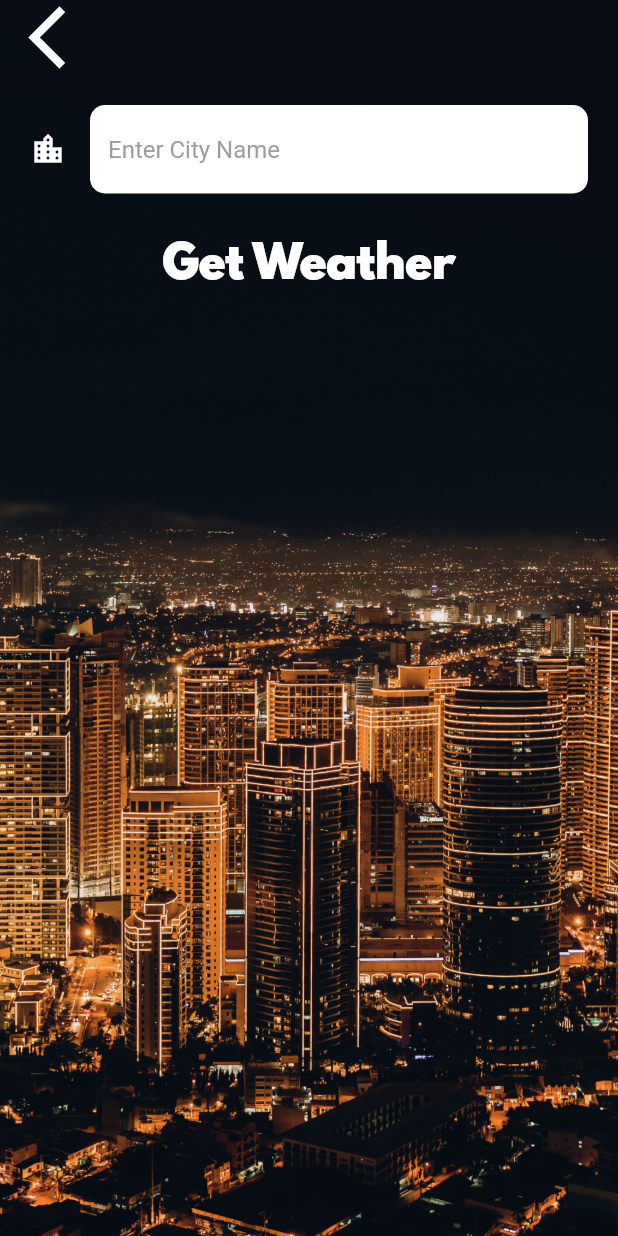
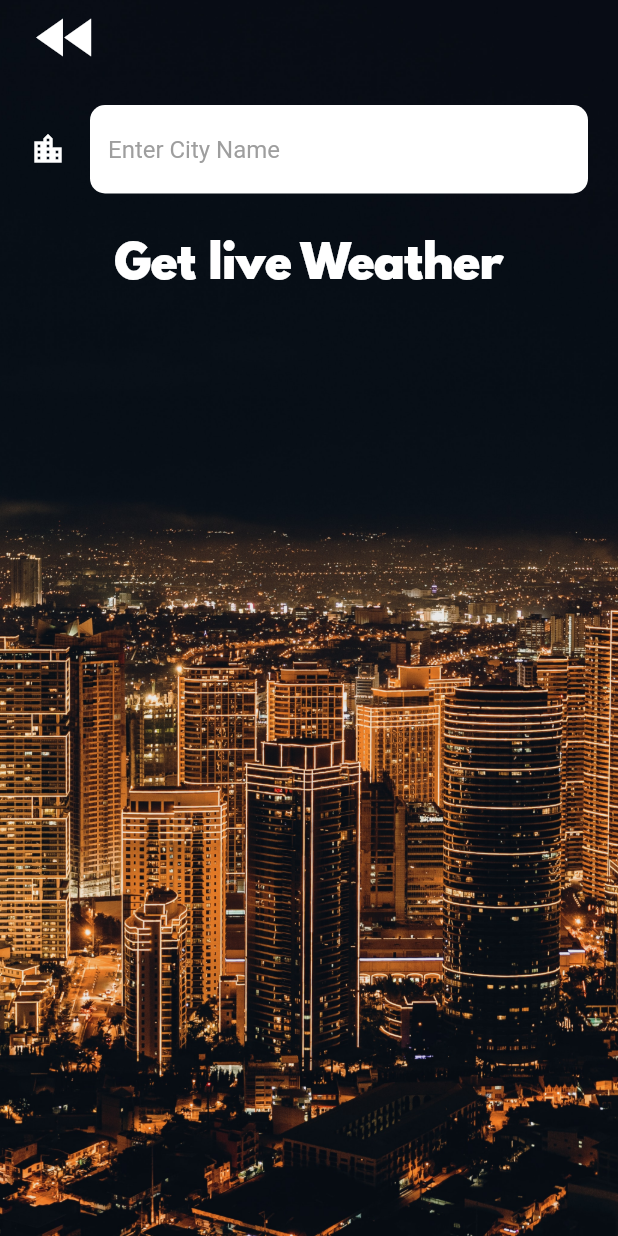
Before and after one commit to sarveshsrv/WeatherZone, a Flutter app: the CityScreen screen opened directly, on a phone screen of 412 x 824 dp. Run offline on Flutter 3.47's test engine with Material 2 defaults, Android fonts, the light colour scheme and no system bars; our stand-ins replace flutter_spinkit, geolocator; network calls fail.

Commit message:
City Screen updated

```diff
--- a/lib/screens/city_screen.dart
+++ b/lib/screens/city_screen.dart
@@ -14,6 +14,7 @@ class _CityScreenState extends State<CityScreen> {
     return Scaffold(
       body: Container(
         decoration: BoxDecoration(
+          //shape: BoxShape.circle,
           image: DecorationImage(
             image: AssetImage('images/city2.jpg'),
             fit: BoxFit.cover,
@@ -30,7 +31,7 @@ class _CityScreenState extends State<CityScreen> {
                     Navigator.pop(context);
                   },
                   child: Icon(
-                    Icons.arrow_back_ios,
+                    Icons.fast_rewind,
                     size: 50.0,
                   ),
                 ),
@@ -52,7 +53,7 @@ class _CityScreenState extends State<CityScreen> {
                   Navigator.pop(context, cityName);
                 },
                 child: Text(
-                  'Get Weather',
+                  'Get live Weather',
                   style: kButtonTextStyle,
                 ),
               ),
```
Also changed, not shown: images/city3.jpg (added).
